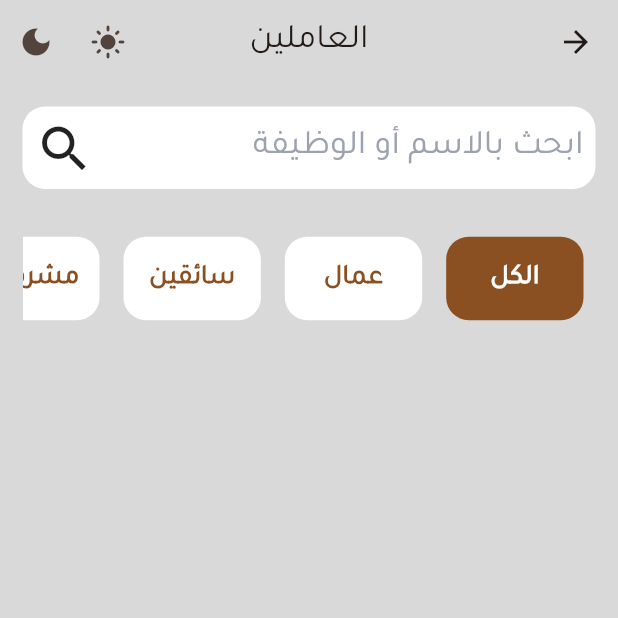
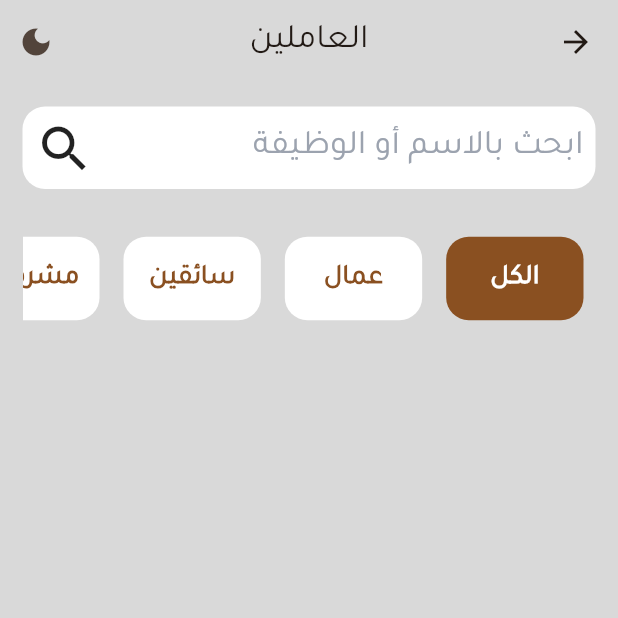
Before and after one commit to gamal8686/apg_2026, a Flutter app: the EmployerView screen opened directly, after a tap on the "light mode" icon, on a phone screen of 412 x 824 dp, the top half of it. Run offline on Flutter 3.47's test engine with Material 3 defaults, Android fonts, the phone set to English and light mode, and no system bars; our stand-ins replace cached_network_image, dio, flutter_bloc, flutter_screenutil, flutter_svg, lottie and 3 more; accounts and stored records are empty.

Commit message:
changhed my color

```diff
--- a/lib/views/pages/employer.dart
+++ b/lib/views/pages/employer.dart
@@ -24,6 +24,7 @@
   ];
   int isSelected = 0;
   int selectedIndex = 0;
+  bool isDarkMode = false;
 
   @override
   Widget build(BuildContext context) {
@@ -43,18 +44,15 @@
         actions: [
           IconButton(
             onPressed: () {
-              CubitTheme.get(context).selectTheme(ThemeModeState.light);
+              setState(() {
+                isDarkMode = !isDarkMode;
+              });
+              CubitTheme.get(context).selectTheme(
+                isDarkMode ? ThemeModeState.light : ThemeModeState.dark,
+              );
               CashHelper.getThemeMode(CashHelperKeys.themeMode);
             },
-            icon: Icon(Icons.light_mode),
-          ),
-          IconButton(
-            onPressed: () {
-              CubitTheme.get(context).selectTheme(ThemeModeState.dark);
-              CashHelper.getThemeMode(CashHelperKeys.themeMode);
-
-            },
-            icon: Icon(Icons.dark_mode),
+            icon: isDarkMode ? Icon(Icons.dark_mode) : Icon(Icons.light_mode),
           ),
         ],
       ),
```
Also changed, not shown: lib/core/components/app_color.dart (+8 -8 lines).
